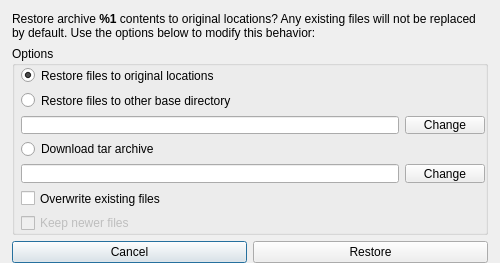
Old version of the form forms/restoredialog.ui in the repository Tarsnap/tarsnap-gui.
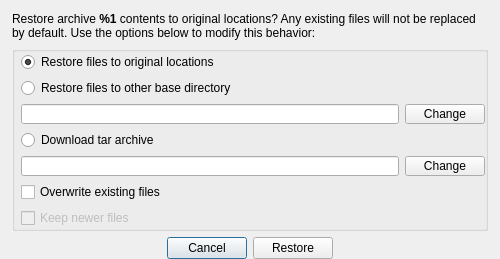
New version of the form.

Commit message: Improvements to the restore dialog.

Diff of the .ui file:
```diff
--- a/forms/restoredialog.ui
+++ b/forms/restoredialog.ui
@@ -63,7 +63,7 @@
       </sizepolicy>
      </property>
      <property name="title">
-      <string>Options</string>
+      <string/>
      </property>
      <layout class="QGridLayout" name="gridLayout_2">
       <property name="leftMargin">
@@ -192,6 +192,19 @@
       <property name="bottomMargin">
        <number>0</number>
       </property>
+      <item>
+       <spacer name="horizontalSpacer">
+        <property name="orientation">
+         <enum>Qt::Horizontal</enum>
+        </property>
+        <property name="sizeHint" stdset="0">
+         <size>
+          <width>40</width>
+          <height>20</height>
+         </size>
+        </property>
+       </spacer>
+      </item>
       <item>
        <widget class="QPushButton" name="cancelButton">
         <property name="toolTip">
@@ -215,6 +228,19 @@
         </property>
        </widget>
       </item>
+      <item>
+       <spacer name="horizontalSpacer_2">
+        <property name="orientation">
+         <enum>Qt::Horizontal</enum>
+        </property>
+        <property name="sizeHint" stdset="0">
+         <size>
+          <width>40</width>
+          <height>20</height>
+         </size>
+        </property>
+       </spacer>
+      </item>
      </layout>
     </widget>
    </item>
```
Left out of the diff: 2 changed lines with no effect on the pictures.
